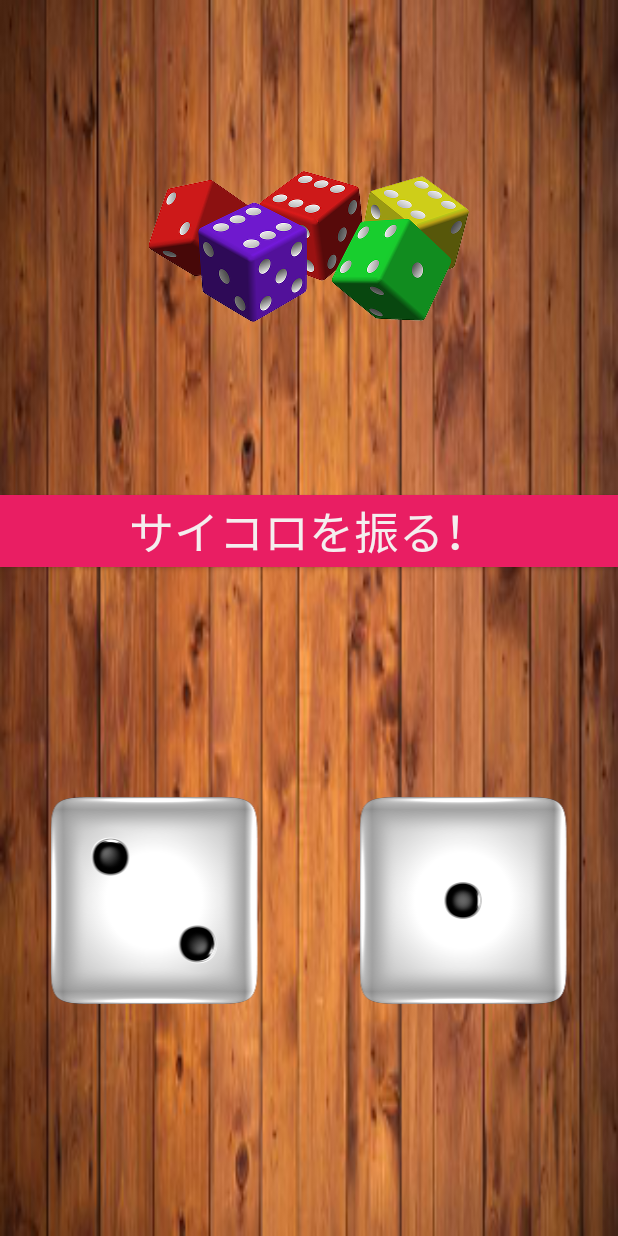
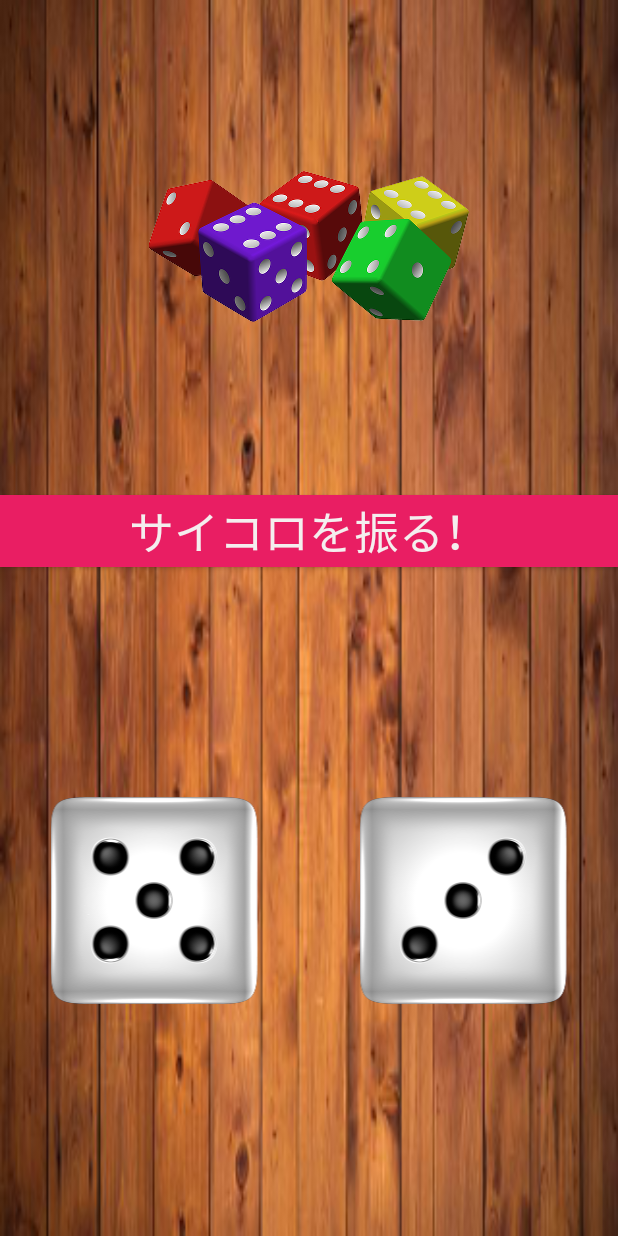
Before and after one commit to hayashi-h-s/DiceApp, an Android app: the screen it shows after launch (MainActivity), after a tap on "サイコロを振る！", on a phone screen of 412 x 824 dp. Run offline under Robolectric (Android 15) with nearby library versions, the phone set to English and light mode, and no system bars.

Commit message:
[add]サイコロを振った時のSEを追加

```diff
--- a/app/src/main/java/com/haya/diceapp/MainActivity.java
+++ b/app/src/main/java/com/haya/diceapp/MainActivity.java
@@ -1,11 +1,16 @@
 package com.haya.diceapp;
 
+import android.media.MediaParser;
+import android.media.MediaPlayer;
 import android.os.Bundle;
 import android.util.Log;
 import android.view.View;
 import android.widget.Button;
+import android.widget.ImageView;
 
 import androidx.appcompat.app.AppCompatActivity;
+
+import java.util.Random;
 
 public class MainActivity extends AppCompatActivity {
 
@@ -14,11 +19,28 @@ public class MainActivity extends AppCompatActivity {
         super.onCreate(savedInstanceState);
         setContentView(R.layout.activity_main);
 
+        final ImageView Dice_1 = findViewById(R.id.diceImage1);
+        final ImageView Dice_2 = findViewById(R.id.diceImage2);
+
+        final int [] diceImages = {R.drawable.dice1, R.drawable.dice2, R.drawable.dice3, R.drawable.dice4, R.drawable.dice5, R.drawable.dice6,};
+
         Button roll_Dice_btn = findViewById(R.id.rollDice);
+
+        final MediaPlayer mp = MediaPlayer.create(this,R.raw.dice_sound);
+
         roll_Dice_btn.setOnClickListener(new View.OnClickListener() {
             @Override
             public void onClick(View view) {
-                Log.i("クリックテスト", "出力確認");
+
+            Random random = new Random();
+            int myRandomNumber = random.nextInt(6);
+            Dice_1.setImageResource(diceImages[myRandomNumber]);
+
+            myRandomNumber = random.nextInt(6);
+            Dice_2.setImageResource(diceImages[myRandomNumber]);
+
+            mp.start();
+
             }
         });
     }
--- a/app/src/main/res/layout/activity_main.xml
+++ b/app/src/main/res/layout/activity_main.xml
@@ -29,6 +29,7 @@
         android:layout_height="wrap_content"
         android:background="#E91E63"
         android:fontFamily="sans-serif-medium"
+        android:soundEffectsEnabled="false"
         android:text="サイコロを振る！"
         android:textColor="#F4EEEE"
         android:textSize="30sp" />
@@ -42,14 +43,14 @@
         >
 
         <ImageView
-            android:id="@+id/imageView3"
+            android:id="@+id/diceImage1"
             android:layout_width="wrap_content"
             android:layout_height="wrap_content"
             android:layout_weight="1"
             app:srcCompat="@drawable/dice2" />
 
         <ImageView
-            android:id="@+id/imageView2"
+            android:id="@+id/diceImage2"
             android:layout_width="wrap_content"
             android:layout_height="wrap_content"
             android:layout_weight="1"
```
Also changed, not shown: 1 other file.
